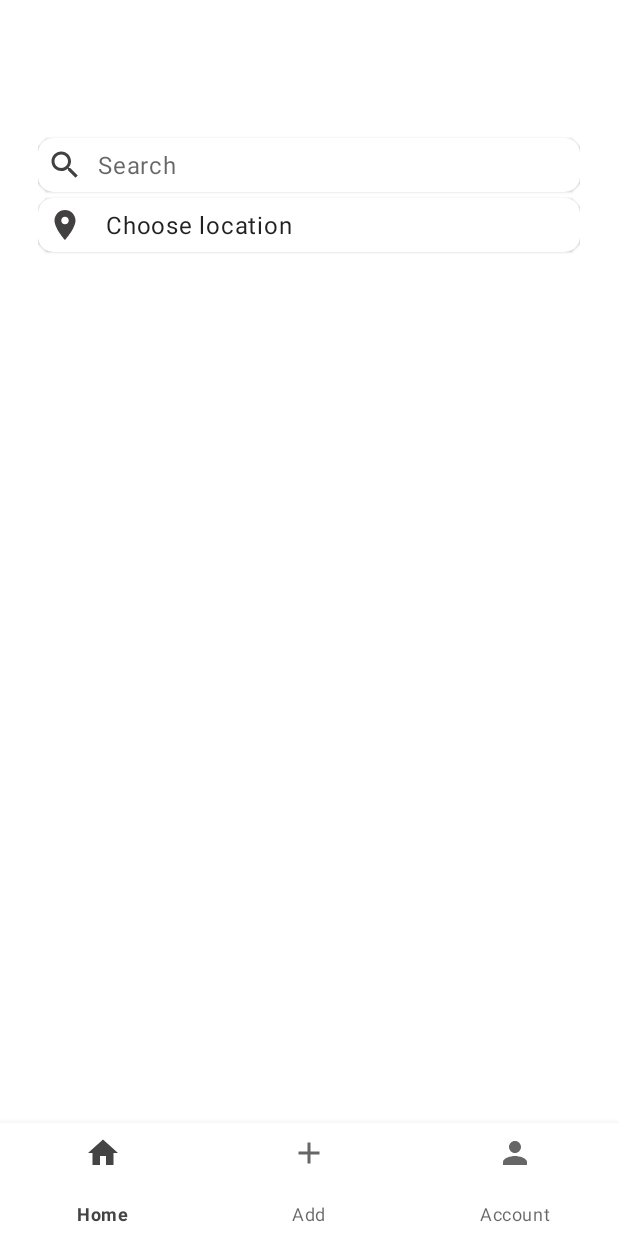
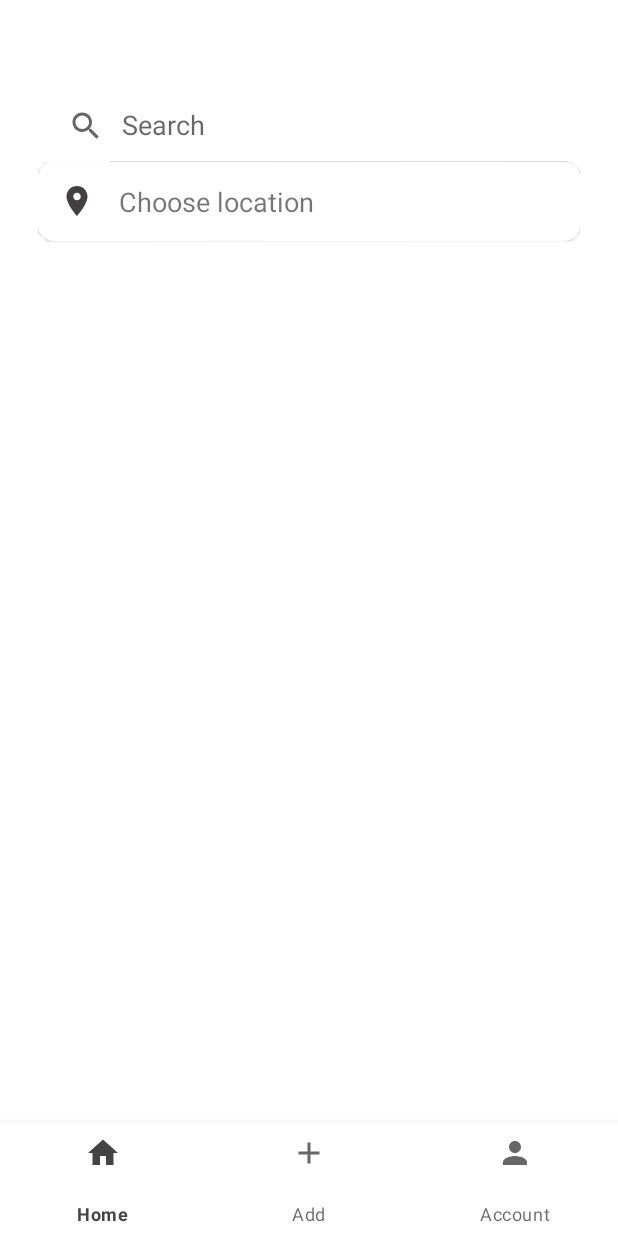
Before and after one commit to gourabsingha1/Find-It, an Android app: the screen it shows after launch (MainActivity), on a phone screen of 412 x 824 dp. Run offline under Robolectric (Android 15) with nearby library versions, the phone set to English and light mode, and no system bars; our stand-ins replace Firebase (no records; nobody signed in at launch, a user with empty details on screens opened directly), navigation-ui; pictures from the network do not load.

Commit message:
Third commit

```diff
--- a/app/src/main/java/com/example/findit/fragments/AccountFragment.kt
+++ b/app/src/main/java/com/example/findit/fragments/AccountFragment.kt
@@ -62,6 +62,7 @@ class AccountFragment : Fragment() {
         ref.child(firebaseAuth.uid!!).addValueEventListener(object: ValueEventListener {
 
             override fun onDataChange(snapshot: DataSnapshot) {
+                // get data
                 val name = "${snapshot.child("name").value}"
                 val email = "${snapshot.child("email").value}"
                 var timestamp = "${snapshot.child("timestamp").value}"
--- a/app/src/main/java/com/example/findit/fragments/HomeFragment.kt
+++ b/app/src/main/java/com/example/findit/fragments/HomeFragment.kt
@@ -7,6 +7,7 @@ import android.text.TextWatcher
 import android.view.LayoutInflater
 import android.view.View
 import android.view.ViewGroup
+import android.widget.SearchView
 import android.widget.Toast
 import androidx.fragment.app.Fragment
 import androidx.recyclerview.widget.LinearLayoutManager
@@ -27,6 +28,7 @@ class HomeFragment : Fragment() {
     private lateinit var binding: FragmentHomeBinding
     private val productList = ArrayList<Products>()
     private lateinit var adapter: ProductsAdapter
+    private lateinit var searchView: SearchView
 
     override fun onCreateView(
         inflater: LayoutInflater, container: ViewGroup?,
@@ -38,27 +40,20 @@ class HomeFragment : Fragment() {
         // RecyclerView
         binding.rvHomeProducts.layoutManager = LinearLayoutManager(requireContext())
 
+        // load products
         loadProducts()
 
         // search products
-        binding.etHomeSearch.addTextChangedListener(object : TextWatcher {
-            override fun beforeTextChanged(s: CharSequence?, start: Int, count: Int, after: Int) {
-
+        binding.homeSearchView.setOnQueryTextListener(object : SearchView.OnQueryTextListener {
+            override fun onQueryTextSubmit(query: String?): Boolean {
+                adapter.filter.filter(query)
+                return false
             }
 
-            override fun onTextChanged(s: CharSequence?, start: Int, before: Int, count: Int) {
-                try {
-                    val query = s.toString()
-                    adapter.filter.filter(query)
-                } catch (e : Exception) {
-                    Toast.makeText(requireContext(), e.message, Toast.LENGTH_LONG).show()
-                }
+            override fun onQueryTextChange(newText: String?): Boolean {
+                loadProducts()
+                return false
             }
-
-            override fun afterTextChanged(s: Editable?) {
-
-            }
-
         })
 
         // location
--- a/app/src/main/res/layout/fragment_home.xml
+++ b/app/src/main/res/layout/fragment_home.xml
@@ -5,58 +5,43 @@
     android:padding="24dp"
     android:layout_width="match_parent"
     android:layout_height="match_parent"
-    android:background="@color/white"
     tools:context=".fragments.HomeFragment">
 
-    <com.google.android.material.card.MaterialCardView
-        android:id="@+id/cvHomeSearch"
+    <SearchView
+        android:id="@+id/homeSearchView"
         android:layout_width="match_parent"
         android:layout_height="wrap_content"
-        app:cardCornerRadius="10dp"
-        android:layout_marginTop="100dp"
+        android:layout_marginTop="68dp"
+        android:iconifiedByDefault="false"
+        android:queryHint="Search"
         app:layout_constraintEnd_toEndOf="parent"
         app:layout_constraintStart_toStartOf="parent"
-        app:layout_constraintTop_toTopOf="parent">
-
-        <EditText
-            android:id="@+id/etHomeSearch"
-            style="@style/TextAppearance.MaterialComponents.Body1"
-            android:layout_width="match_parent"
-            android:layout_height="wrap_content"
-            android:drawablePadding="10dp"
-            android:gravity="center_vertical"
-            android:hint="Search"
-            app:drawableStartCompat="@drawable/baseline_search_24"
-            android:background="@android:color/transparent"
-            android:padding="6dp"/>
-
-    </com.google.android.material.card.MaterialCardView>
+        app:layout_constraintTop_toTopOf="parent" />
 
     <com.google.android.material.card.MaterialCardView
         android:id="@+id/cvHomeChooseLocation"
         android:layout_width="match_parent"
         android:layout_height="wrap_content"
-        android:layout_marginTop="4dp"
         app:cardCornerRadius="10dp"
-        app:layout_constraintTop_toBottomOf="@id/cvHomeSearch"
+        app:layout_constraintEnd_toEndOf="parent"
         app:layout_constraintStart_toStartOf="parent"
-        app:layout_constraintEnd_toEndOf="parent">
+        app:layout_constraintTop_toBottomOf="@+id/homeSearchView">
 
-    <TextView
-        android:id="@+id/tvHomeChooseLocation"
-        style="@style/TextAppearance.MaterialComponents.Body1"
-        android:layout_width="match_parent"
-        android:layout_height="wrap_content"
-        android:text="Choose location"
-        android:padding="6dp"
-        android:gravity="center_vertical"
-        android:textSize="16sp"
-        android:drawablePadding="15dp"
-        app:drawableStartCompat="@drawable/baseline_location_on_24" />
+        <TextView
+            android:id="@+id/tvHomeChooseLocation"
+            android:layout_width="match_parent"
+            android:layout_height="match_parent"
+            android:drawablePadding="16dp"
+            android:gravity="center_vertical"
+            android:padding="14dp"
+            android:text="Choose location"
+            android:textSize="18sp"
+            app:drawableStartCompat="@drawable/baseline_location_on_24" />
 
     </com.google.android.material.card.MaterialCardView>
 
     <ScrollView
+        android:id="@+id/scrollView2"
         android:layout_width="match_parent"
         android:layout_height="500dp"
         app:layout_constraintBottom_toBottomOf="parent"
```
Also changed, not shown: app/src/main/java/com/example/findit/activity/MyProductsActivity.kt (+8 -15 lines), app/src/main/java/com/example/findit/activity/WishlistProductsActivity.kt (+12 -17 lines), app/src/main/res/layout/activity_my_products.xml (+12 -24 lines), app/src/main/res/layout/activity_wishlist_products.xml (+13 -25 lines).
